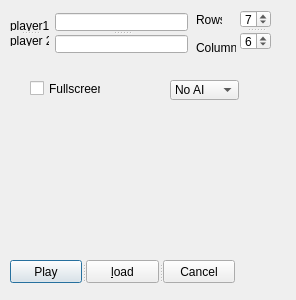
This is dialog.ui in thnake/cfgame as Qt 5 draws it before an edit. The edited form follows.
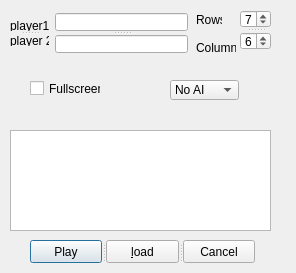
This is the edited form.

The edit to the form file:
```diff
--- a/dialog.ui
+++ b/dialog.ui
@@ -7,7 +7,7 @@
     <x>0</x>
     <y>0</y>
     <width>296</width>
-    <height>300</height>
+    <height>273</height>
    </rect>
   </property>
   <property name="windowTitle">
@@ -158,8 +158,8 @@
   <widget class="QSplitter" name="splitter_4">
    <property name="geometry">
     <rect>
-     <x>10</x>
-     <y>260</y>
+     <x>30</x>
+     <y>240</y>
      <width>225</width>
      <height>23</height>
     </rect>
@@ -183,6 +183,16 @@
     </property>
    </widget>
   </widget>
+  <widget class="QTableView" name="tableView">
+   <property name="geometry">
+    <rect>
+     <x>10</x>
+     <y>130</y>
+     <width>261</width>
+     <height>101</height>
+    </rect>
+   </property>
+  </widget>
  </widget>
  <resources/>
  <connections>
```
